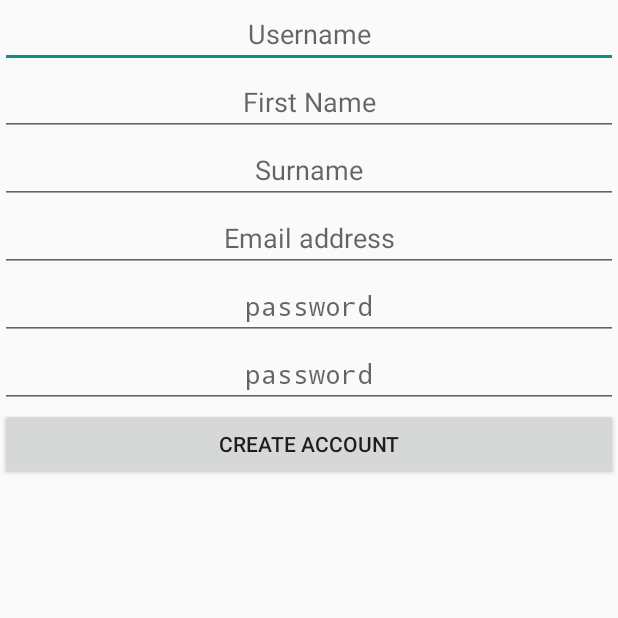
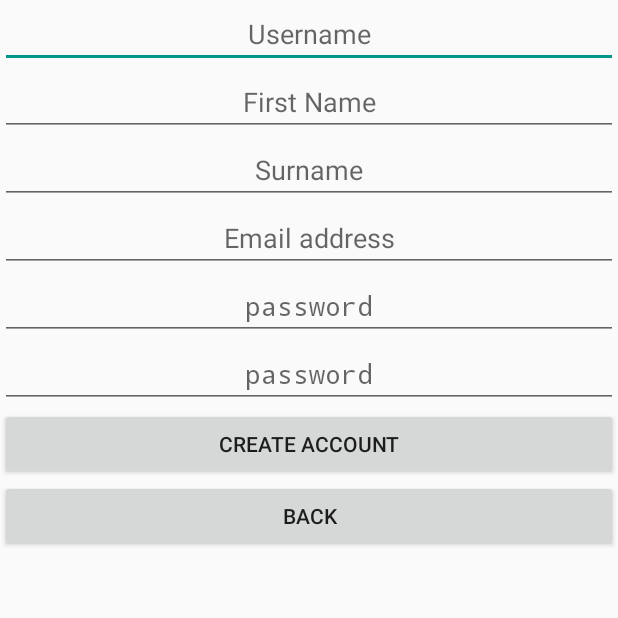
Before and after one commit to Mortuie/Save-it, an Android app: the SignUpPage screen opened directly, with no data from a screen before it, on a phone screen of 412 x 824 dp, the top half of it. Run offline under Robolectric (Android 15) with nearby library versions, the phone set to English and light mode, and no system bars.

Commit message:
Added the back button to the signup screen

```diff
--- a/app/src/main/res/layout/screen_signup.xml
+++ b/app/src/main/res/layout/screen_signup.xml
@@ -68,4 +68,9 @@
         android:layout_width="match_parent"
         android:layout_height="wrap_content"
         android:text="Create Account" />
+
+    <Button
+        android:layout_width="match_parent"
+        android:layout_height="wrap_content"
+        android:text="Back" />
 </LinearLayout>
```
